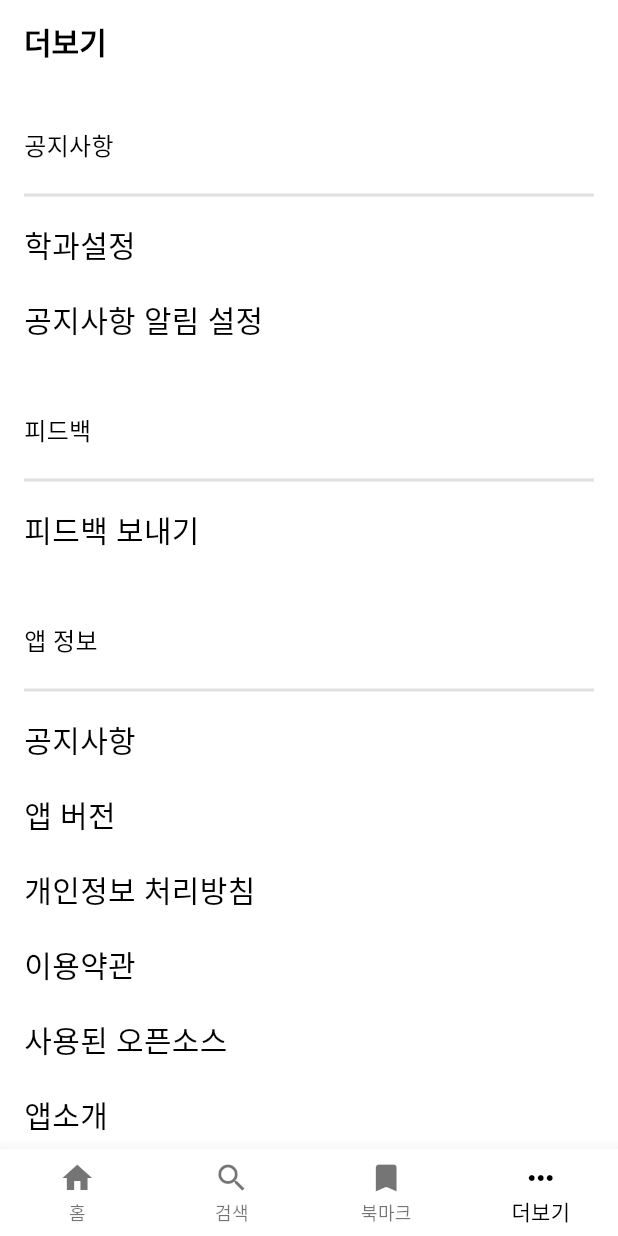
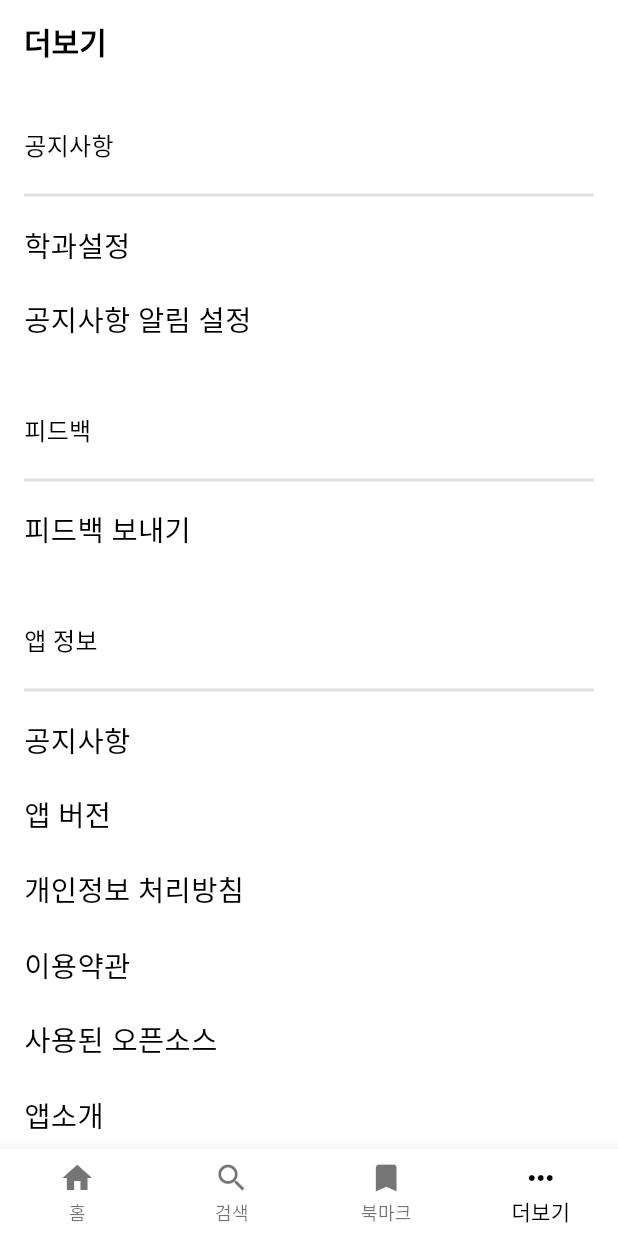
Before and after one commit to InhaNotice/inha_notice, a Flutter app: the screen it shows after launch, item 4 of the bottom bar chosen, on a phone screen of 412 x 824 dp. Run offline on Flutter 3.47's test engine with Material 3 defaults, Android fonts, the phone set to English and light mode, and no system bars; our stand-ins replace flutter_dotenv, sqflite; accounts and stored records are empty; network calls fail; Roboto replaces fonts that are missing (Pretendard, Pretendart); project files that could hold a hidden picture were left out.

Commit message:
style(more_page): update font size

```diff
--- a/lib/screens/bottom_navigation/more/more_page.dart
+++ b/lib/screens/bottom_navigation/more/more_page.dart
@@ -70,7 +70,7 @@ class MorePage extends StatelessWidget {
                           '학과설정',
                           style: TextStyle(
                             fontFamily: 'Pretendart',
-                            fontSize: 20,
+                            fontSize: 19,
                             fontWeight: FontWeight.normal,
                             color:
                                 Theme.of(context).textTheme.bodyMedium?.color ??
@@ -93,7 +93,7 @@ class MorePage extends StatelessWidget {
                           '공지사항 알림 설정',
                           style: TextStyle(
                             fontFamily: 'Pretendart',
-                            fontSize: 20,
+                            fontSize: 19,
                             fontWeight: FontWeight.normal,
                             color:
                                 Theme.of(context).textTheme.bodyMedium?.color ??
@@ -145,7 +145,7 @@ class MorePage extends StatelessWidget {
                           '피드백 보내기',
                           style: TextStyle(
                             fontFamily: 'Pretendart',
-                            fontSize: 20,
+                            fontSize: 19,
                             fontWeight: FontWeight.normal,
                             color:
                                 Theme.of(context).textTheme.bodyMedium?.color ??
@@ -197,7 +197,7 @@ class MorePage extends StatelessWidget {
                           '공지사항',
                           style: TextStyle(
                             fontFamily: 'Pretendart',
-                            fontSize: 20,
+                            fontSize: 19,
                             fontWeight: FontWeight.normal,
                             color:
                                 Theme.of(context).textTheme.bodyMedium?.color ??
@@ -220,7 +220,7 @@ class MorePage extends StatelessWidget {
                           '앱 버전',
                           style: TextStyle(
                             fontFamily: 'Pretendart',
-                            fontSize: 20,
+                            fontSize: 19,
                             fontWeight: FontWeight.normal,
                             color:
                                 Theme.of(context).textTheme.bodyMedium?.color ??
@@ -243,7 +243,7 @@ class MorePage extends StatelessWidget {
                           '개인정보 처리방침',
                           style: TextStyle(
                             fontFamily: 'Pretendart',
-                            fontSize: 20,
+                            fontSize: 19,
                             fontWeight: FontWeight.normal,
                             color:
                                 Theme.of(context).textTheme.bodyMedium?.color ??
@@ -266,7 +266,7 @@ class MorePage extends StatelessWidget {
                           '이용약관',
                           style: TextStyle(
                             fontFamily: 'Pretendart',
-                            fontSize: 20,
+                            fontSize: 19,
                             fontWeight: FontWeight.normal,
                             color:
                                 Theme.of(context).textTheme.bodyMedium?.color ??
@@ -289,7 +289,7 @@ class MorePage extends StatelessWidget {
                           '사용된 오픈소스',
                           style: TextStyle(
                             fontFamily: 'Pretendart',
-                            fontSize: 20,
+                            fontSize: 19,
                             fontWeight: FontWeight.normal,
                             color:
                                 Theme.of(context).textTheme.bodyMedium?.color ??
@@ -312,7 +312,7 @@ class MorePage extends StatelessWidget {
                           '앱소개',
                           style: TextStyle(
                             fontFamily: 'Pretendart',
-                            fontSize: 20,
+                            fontSize: 19,
                             fontWeight: FontWeight.normal,
                             color:
                                 Theme.of(context).textTheme.bodyMedium?.color ??
```
Also changed, not shown: 2 other files.
